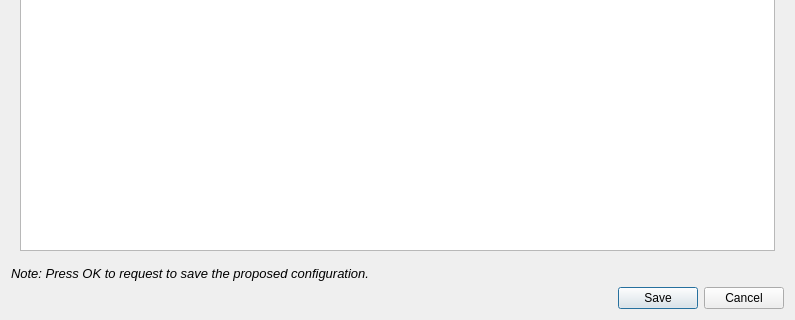
The window that src/extensions/dialogs/ui/device_configuration_preview.ui (European-XFEL/guiextensions) describes before a commit, drawn with Qt 5; both pictures show x 0 to 795 and y 340 to 660 of the 795 by 660 pixel window.
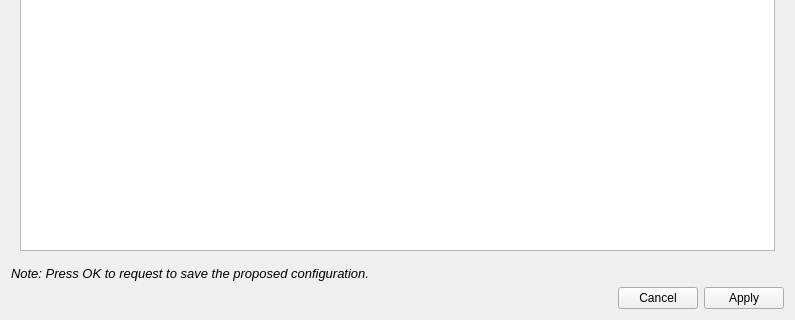
The same window after the commit.

Commit message: Recovery report table: replace Save with Apply button in config dialog

What changed in the file:
```diff
--- a/src/extensions/dialogs/ui/device_configuration_preview.ui
+++ b/src/extensions/dialogs/ui/device_configuration_preview.ui
@@ -230,7 +230,7 @@
       <enum>Qt::Horizontal</enum>
      </property>
      <property name="standardButtons">
-      <set>QDialogButtonBox::Cancel|QDialogButtonBox::Save</set>
+      <set>QDialogButtonBox::Apply|QDialogButtonBox::Cancel</set>
      </property>
      <property name="centerButtons">
       <bool>false</bool>
```
The commit also changes 1 other file.
